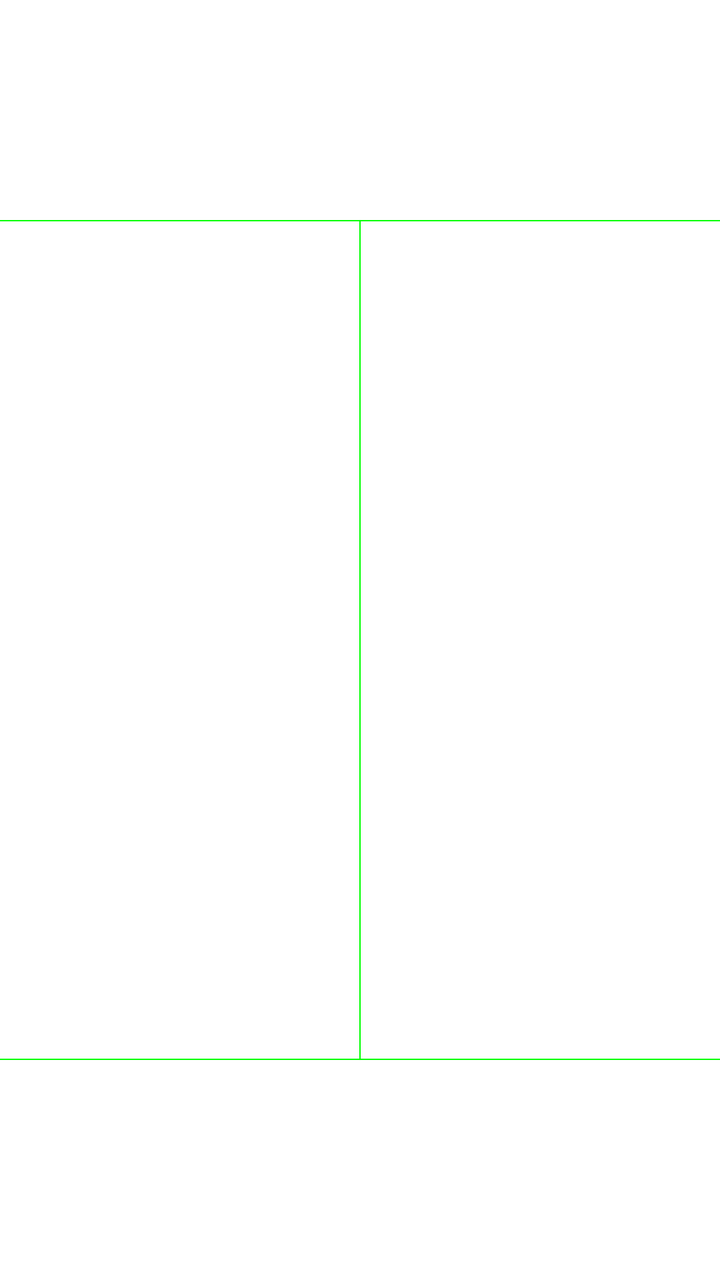
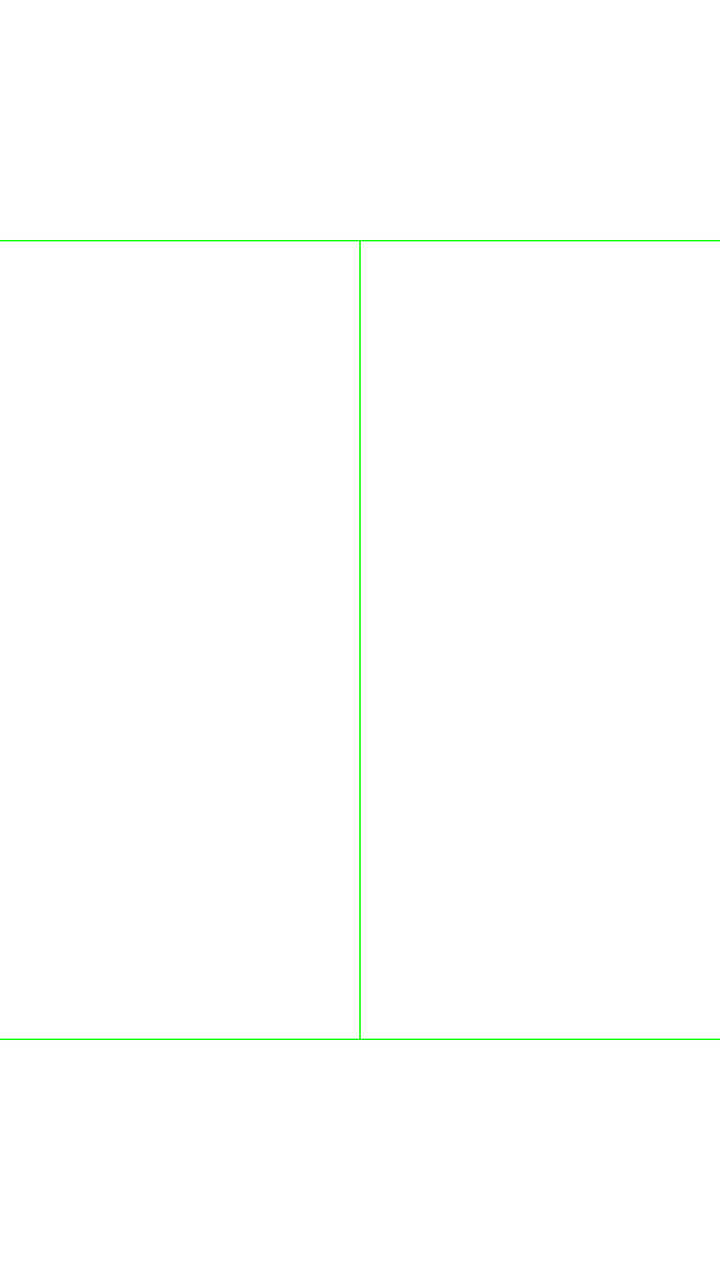

An Android layout rendered at two revisions. The XML below is the earlier revision; the diff shows what the commit changed to produce the second picture.
<!-- AndroidManifest.xml: application theme Theme.Lemaitre -->
<!-- res/layout/activity_preview.xml -->
<?xml version="1.0" encoding="utf-8"?>
<RelativeLayout xmlns:android="http://schemas.android.com/apk/res/android"
	xmlns:tools="http://schemas.android.com/tools"
	android:layout_width="match_parent"
	android:layout_height="match_parent"
	tools:context=".ActivityPreview"
	>
	
	<TextureView
		android:id="@+id/preview_vTexture"
		android:layout_width="match_parent"
		android:layout_height="match_parent"
		/>
	
	<View
		android:layout_width="2px"
		android:layout_height="match_parent"
		android:layout_centerHorizontal="true"
		android:layout_marginTop="110dp"
		android:layout_marginBottom="110dp"
		android:background="#0f0"
		/>
	
	<View
		android:layout_width="match_parent"
		android:layout_height="2px"
		android:layout_marginTop="110dp"
		android:background="#0f0"
		/>
	
	<View
		android:layout_width="match_parent"
		android:layout_height="2px"
		android:layout_marginBottom="110dp"
		android:layout_alignParentBottom="true"
		android:background="#0f0"
		/>

</RelativeLayout>
<!-- resources referenced by this layout -->
<resources>
  <style name="Theme.Lemaitre" parent="Theme.AppCompat.DayNight.NoActionBar">
          <item name="colorSurface">@color/background</item>
      
          
          <item name="android:windowBackground">@color/background</item>
          <item name="android:statusBarColor">@color/background</item>
          <item name="android:navigationBarColor">@color/background</item>
          <item name="android:windowLightStatusBar">true</item>
          <item name="android:windowLightNavigationBar">true</item>
          <item name="android:textColor">@color/onBackground</item>
          
          
          <item name="colorPrimary">@color/primary</item>
          <item name="colorPrimaryVariant">@color/purple_700</item>
          <item name="colorOnPrimary">@color/on_primary</item>
          
          
          <item name="colorSecondary">@color/teal_200</item>
          <item name="colorSecondaryVariant">@color/teal_700</item>
          <item name="colorOnSecondary">@color/black</item>
          
          
          <item name="switchStyle">@style/Theme.Lemaitre2.Switch</item>
      </style>
  <color name="background">#ffffff</color>
  <color name="onBackground">#808080</color>
  <color name="primary">#D99445</color>
  <color name="purple_700">#FF3700B3</color>
  <color name="on_primary">#ffffff</color>
  <color name="teal_200">#FF03DAC5</color>
  <color name="teal_700">#FF018786</color>
  <color name="black">#FF000000</color>
  <style name="Theme.Lemaitre2.Switch" parent="Widget.AppCompat.CompoundButton.Switch">
          <item name="thumbTint">@color/switch_thumb_selector</item>
          <item name="trackTint">@color/switch_track_selector</item>
          <item name="android:textColor">@color/onBackground</item>
      </style>
</resources>

<!-- the commit's change to res/layout/activity_preview.xml (unified diff, before → after) -->
@@ -16,22 +16,22 @@
 		android:layout_width="2px"
 		android:layout_height="match_parent"
 		android:layout_centerHorizontal="true"
-		android:layout_marginTop="110dp"
-		android:layout_marginBottom="110dp"
+		android:layout_marginTop="120dp"
+		android:layout_marginBottom="120dp"
 		android:background="#0f0"
 		/>
 	
 	<View
 		android:layout_width="match_parent"
 		android:layout_height="2px"
-		android:layout_marginTop="110dp"
+		android:layout_marginTop="120dp"
 		android:background="#0f0"
 		/>
 	
 	<View
 		android:layout_width="match_parent"
 		android:layout_height="2px"
-		android:layout_marginBottom="110dp"
+		android:layout_marginBottom="120dp"
 		android:layout_alignParentBottom="true"
 		android:background="#0f0"
 		/>
